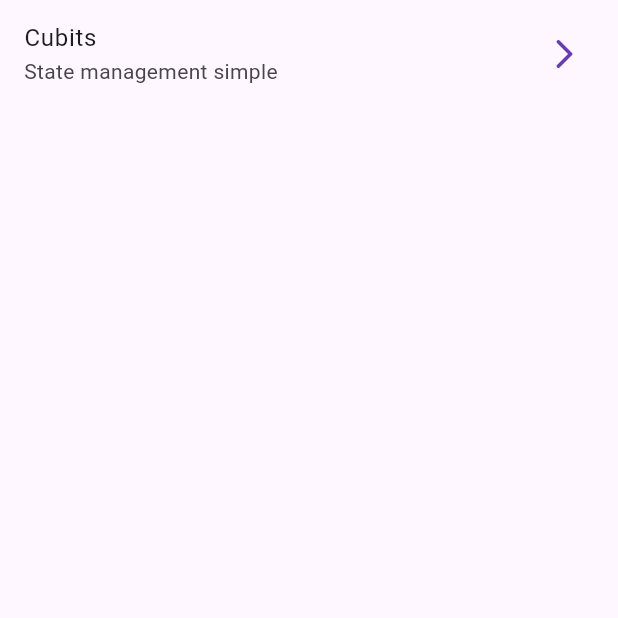
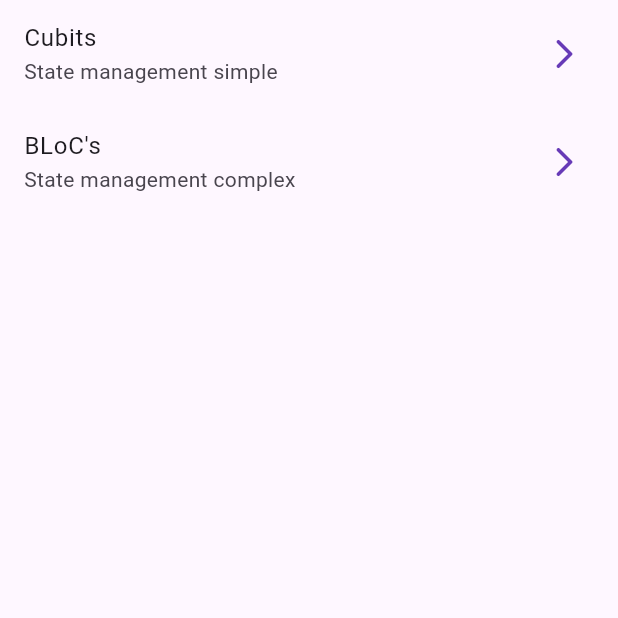
Before and after one commit to JeanGC970520/forms_app, a Flutter app: the screen it shows after launch, on a phone screen of 412 x 824 dp, the top half of it. Run offline on Flutter 3.47's test engine with Material 2 defaults, Android fonts, the phone set to English and light mode, and no system bars; our stand-ins replace go_router.

Commit message:
Creating shell for the screens of the Cubits and the BLoC

```diff
--- a/lib/config/router/app_router.dart
+++ b/lib/config/router/app_router.dart
@@ -13,7 +13,12 @@ final appRouter = GoRouter(
 
     GoRoute(
       path: '/cubits',
-      builder: (context, state) => const HomeScreen(),
+      builder: (context, state) => const CubitCounterScreen(),
+    ),
+
+    GoRoute(
+      path: '/bloc',
+      builder: (context, state) => const BlocCounterScreen(),
     ),
 
   ],
--- a/lib/presentation/screens/home_screen.dart
+++ b/lib/presentation/screens/home_screen.dart
@@ -1,6 +1,8 @@
 
 
 import 'package:flutter/material.dart';
+
+import 'package:go_router/go_router.dart';
 
 class HomeScreen extends StatelessWidget {
   const HomeScreen({super.key});
@@ -15,7 +17,14 @@ class HomeScreen extends StatelessWidget {
             title: const Text('Cubits'),
             subtitle: const Text('State management simple'),
             trailing: const Icon( Icons.arrow_forward_ios_rounded ),
-            onTap: () {} ,
+            onTap: () => context.push('/cubits'),
+          ),
+
+          ListTile(
+            title: const Text('BLoC\'s'),
+            subtitle: const Text('State management complex'),
+            trailing: const Icon( Icons.arrow_forward_ios_rounded ),
+            onTap: () => context.push('/bloc'),
           ),
 
         ],
--- a/lib/presentation/screens/screens.dart
+++ b/lib/presentation/screens/screens.dart
@@ -1 +1,3 @@
 export './home_screen.dart';
+export './cubit_counter_screen.dart';
+export './bloc_counter_screen.dart';
```
Also changed, not shown: lib/presentation/screens/bloc_counter_screen.dart (added, +56 -0 lines), lib/presentation/screens/cubit_counter_screen.dart (added, +56 -0 lines).
